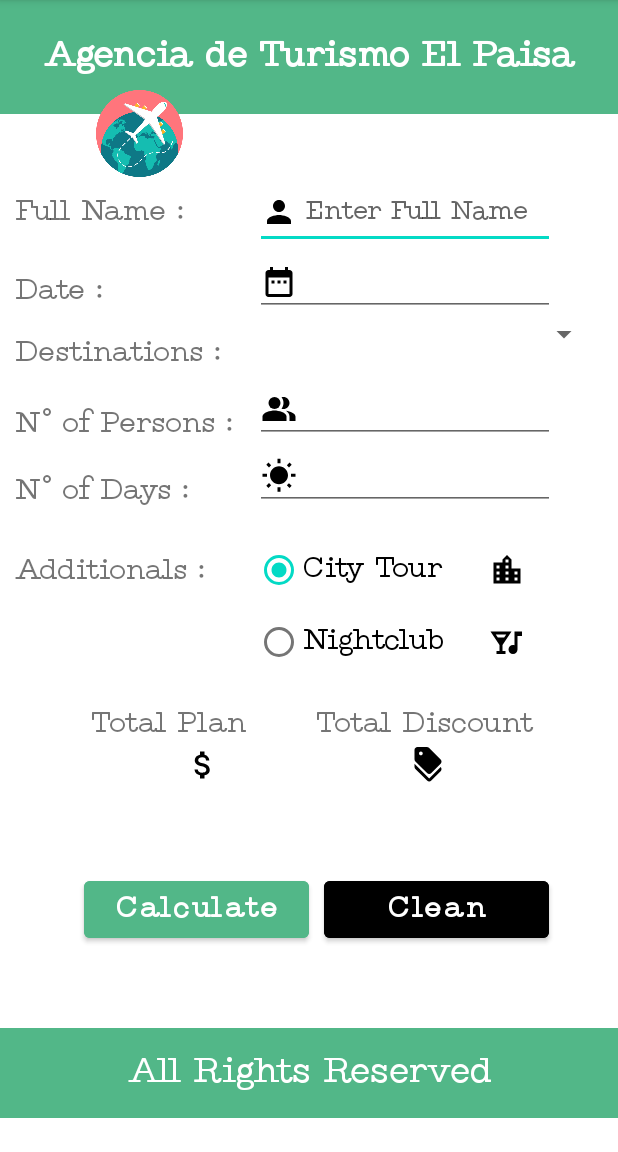
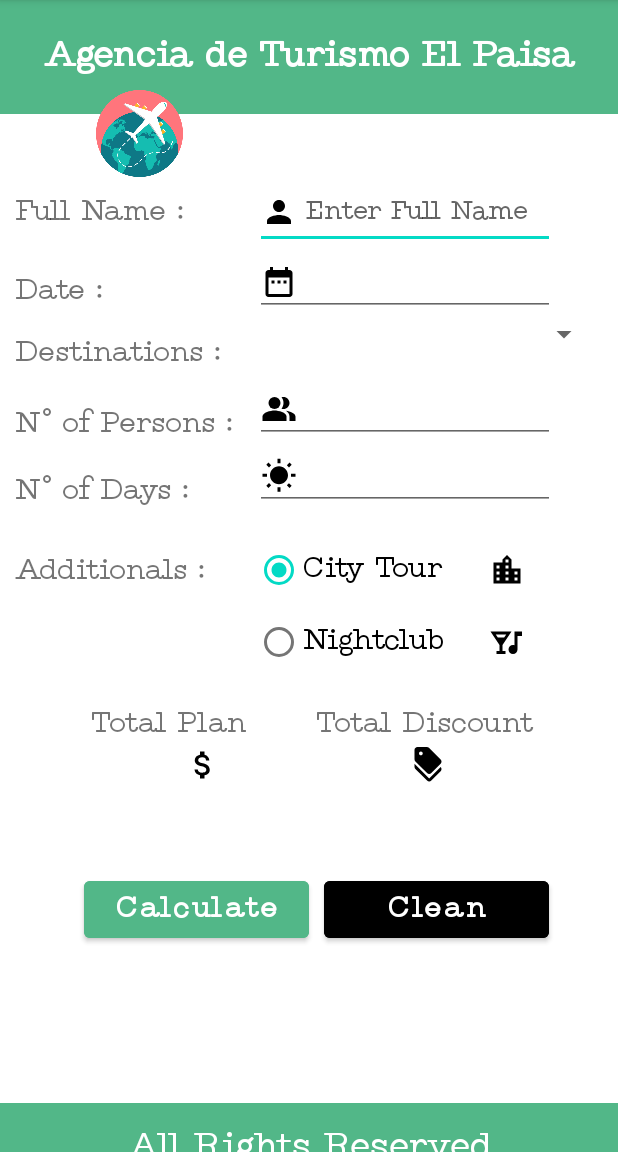
Before and after one commit to davidmillan5/VacationsApp-AndroidStudio, an Android app: the screen it shows after launch (MainActivity), on a phone screen of 412 x 824 dp, the part 84-1236 px from its top. Run offline under Robolectric (Android 15) with nearby library versions, the phone set to English and light mode, and no system bars.

Commit message:
I made some changes in the margin bottom of the layout

```diff
--- a/app/src/main/AndroidManifest.xml
+++ b/app/src/main/AndroidManifest.xml
@@ -6,7 +6,7 @@
         android:allowBackup="true"
         android:dataExtractionRules="@xml/data_extraction_rules"
         android:fullBackupContent="@xml/backup_rules"
-        android:icon="@mipmap/ic_launcher"
+        android:icon="@drawable/travelimg"
         android:label="@string/app_name"
         android:roundIcon="@mipmap/ic_launcher_round"
         android:supportsRtl="true"
--- a/app/src/main/res/layout/activity_main.xml
+++ b/app/src/main/res/layout/activity_main.xml
@@ -311,7 +311,7 @@
       android:layout_width="match_parent"
       android:layout_height="60dp"
       android:background="@color/green"
-      android:layout_marginTop="54dp"
+      android:layout_marginTop="104dp"
       android:text="@string/copyrights"
       android:textColor="@color/white"
       android:textSize="24sp"
```
